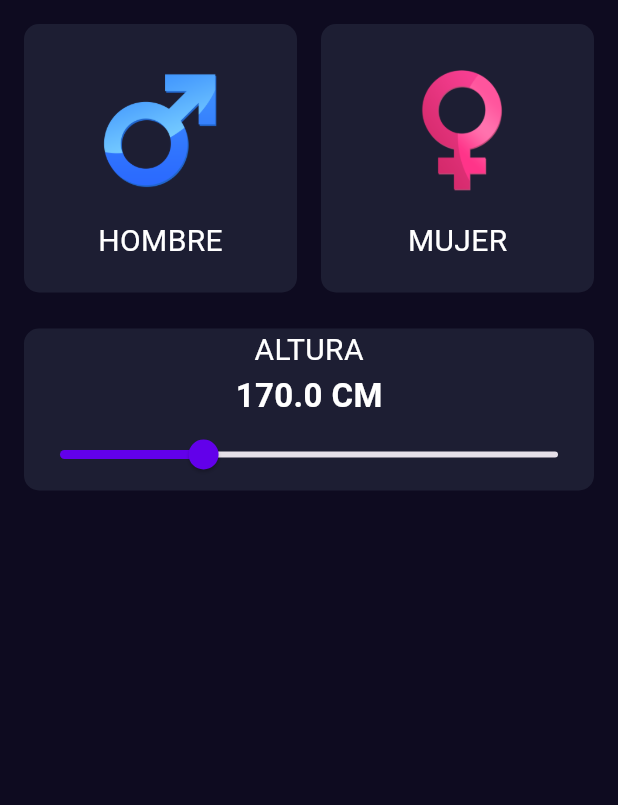
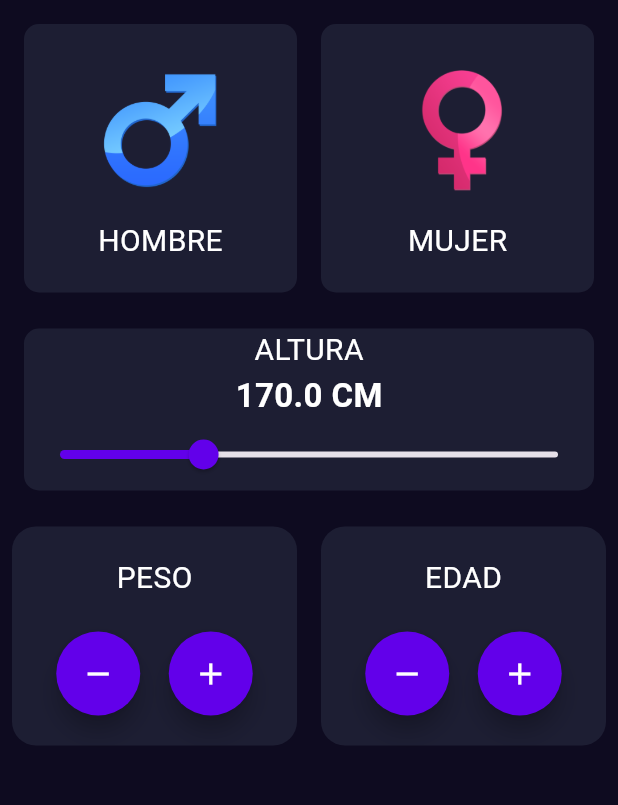
Before and after one commit to kba1986cr/aprendiendoFlutter, a Flutter app: the screen it shows after launch, on a phone screen of 412 x 824 dp, the part 84-889 px from its top. Run offline on Flutter 3.47's test engine with Material 3 defaults, Android fonts, the phone set to English and light mode, and no system bars.

Commit message:
imc_Dos floatingbuttons

```diff
--- a/imc_dos/lib/components/number_selector.dart
+++ b/imc_dos/lib/components/number_selector.dart
@@ -1,7 +1,11 @@
 import 'package:flutter/material.dart';
+import 'package:imc_dos/core/app_colors.dart';
+import 'package:imc_dos/core/text_styles.dart';
 
 class NumberSelector extends StatefulWidget {
-  const NumberSelector({super.key});
+  final String? title;
+
+  const NumberSelector({super.key, required this.title});
 
   @override
   State<NumberSelector> createState() => _NumberSelectorState();
@@ -10,6 +14,44 @@ class NumberSelector extends StatefulWidget {
 class _NumberSelectorState extends State<NumberSelector> {
   @override
   Widget build(BuildContext context) {
-    return Row(children: [Column()]);
+    return Expanded(
+      child: Padding(
+        padding: const EdgeInsets.all(8.0),
+        child: Container(
+          decoration: BoxDecoration(
+            color: AppColors.backgroundComponent,
+            borderRadius: BorderRadius.circular(16),
+          ),
+          child: Padding(
+            padding: const EdgeInsets.all(20.0),
+            child: Column(
+              mainAxisAlignment: MainAxisAlignment.center,
+              children: [
+                Text("${widget.title}", style: TextStyles.bodyText),
+                Text(""),
+                Row(
+                  mainAxisAlignment: MainAxisAlignment.spaceAround,
+                  children: [
+                    FloatingActionButton(
+                      onPressed: () {},
+                      shape: CircleBorder(),
+                      backgroundColor: AppColors.primary,
+                      child: Icon(Icons.remove, color: Colors.white),
+                    ),
+                    //SizedBox(width: 8),
+                    FloatingActionButton(
+                      onPressed: () {},
+                      shape: CircleBorder(),
+                      backgroundColor: AppColors.primary,
+                      child: Icon(Icons.add, color: Colors.white),
+                    ),
+                  ],
+                ),
+              ],
+            ),
+          ),
+        ),
+      ),
+    );
   }
 }
--- a/imc_dos/lib/screens/imc_home_screec.dart
+++ b/imc_dos/lib/screens/imc_home_screec.dart
@@ -18,7 +18,12 @@ class _ImcHomeScreenState extends State<ImcHomeScreen> {
         //
         GenderSelector(),
         HeightSelector(),
-        NumberSelector(),
+        Row(
+          children: [
+            NumberSelector(title: "Peso".toUpperCase()),
+            NumberSelector(title: "Edad".toUpperCase()),
+          ],
+        ),
       ],
     );
   }
```
